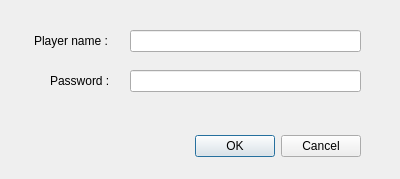
Above: inc/Baoying/dialogloadplayer.ui from Preston404/SpinOff before the change. Below: the same form after it.
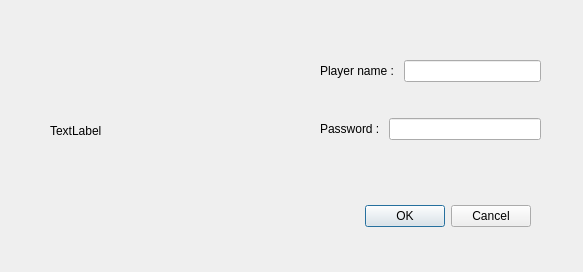
That is the form after the change.

What changed in the file:
```diff
--- a/inc/Baoying/dialogloadplayer.ui
+++ b/inc/Baoying/dialogloadplayer.ui
@@ -6,8 +6,8 @@
    <rect>
     <x>0</x>
     <y>0</y>
-    <width>400</width>
-    <height>179</height>
+    <width>583</width>
+    <height>272</height>
    </rect>
   </property>
   <property name="windowTitle">
@@ -16,8 +16,8 @@
   <widget class="QDialogButtonBox" name="buttonBox">
    <property name="geometry">
     <rect>
-     <x>20</x>
-     <y>130</y>
+     <x>190</x>
+     <y>200</y>
      <width>341</width>
      <height>32</height>
     </rect>
@@ -29,57 +29,67 @@
     <set>QDialogButtonBox::Cancel|QDialogButtonBox::Ok</set>
    </property>
   </widget>
-  <widget class="QLabel" name="label_2">
+  <widget class="QLabel" name="pic">
    <property name="geometry">
     <rect>
      <x>50</x>
-     <y>70</y>
-     <width>71</width>
-     <height>21</height>
-    </rect>
-   </property>
-   <property name="text">
-    <string>Password : </string>
-   </property>
-   <property name="scaledContents">
-    <bool>false</bool>
-   </property>
-  </widget>
-  <widget class="QLabel" name="label">
-   <property name="geometry">
-    <rect>
-     <x>34</x>
      <y>30</y>
-     <width>80</width>
-     <height>21</height>
+     <width>201</width>
+     <height>201</height>
     </rect>
    </property>
    <property name="text">
-    <string>Player name : </string>
+    <string>TextLabel</string>
    </property>
    <property name="scaledContents">
     <bool>false</bool>
    </property>
   </widget>
-  <widget class="QLineEdit" name="lineEditPlayerName">
+  <widget class="QWidget" name="">
    <property name="geometry">
     <rect>
-     <x>130</x>
+     <x>320</x>
      <y>30</y>
-     <width>231</width>
-     <height>22</height>
+     <width>221</width>
+     <height>141</height>
     </rect>
    </property>
-  </widget>
-  <widget class="QLineEdit" name="lineEditPWD">
-   <property name="geometry">
-    <rect>
-     <x>130</x>
-     <y>70</y>
-     <width>231</width>
-     <height>22</height>
-    </rect>
-   </property>
+   <layout class="QVBoxLayout" name="verticalLayout">
+    <item>
+     <layout class="QHBoxLayout" name="horizontalLayout">
+      <item>
+       <widget class="QLabel" name="label">
+        <property name="text">
+         <string>Player name : </string>
+        </property>
+        <property name="scaledContents">
+         <bool>false</bool>
+        </property>
+       </widget>
+      </item>
+      <item>
+       <widget class="QLineEdit" name="lineEditPlayerName"/>
+      </item>
+     </layout>
+    </item>
+    <item>
+     <layout class="QHBoxLayout" name="horizontalLayout_2">
+      <item>
+       <widget class="QLabel" name="label_2">
+        <property name="text">
+         <string>Password : </string>
+        </property>
+        <property name="scaledContents">
+         <bool>false</bool>
+        </property>
+       </widget>
+      </item>
+      <item>
+       <widget class="QLineEdit" name="lineEditPWD"/>
+      </item>
+     </layout>
+    </item>
+   </layout>
   </widget>
  </widget>
  <resources/>
```
Left out of the diff: 3 changed lines with no effect on the pictures.
